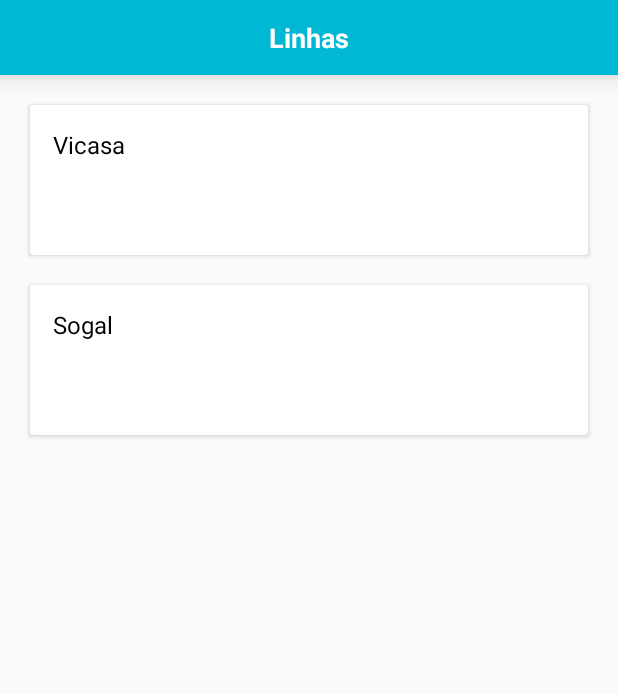
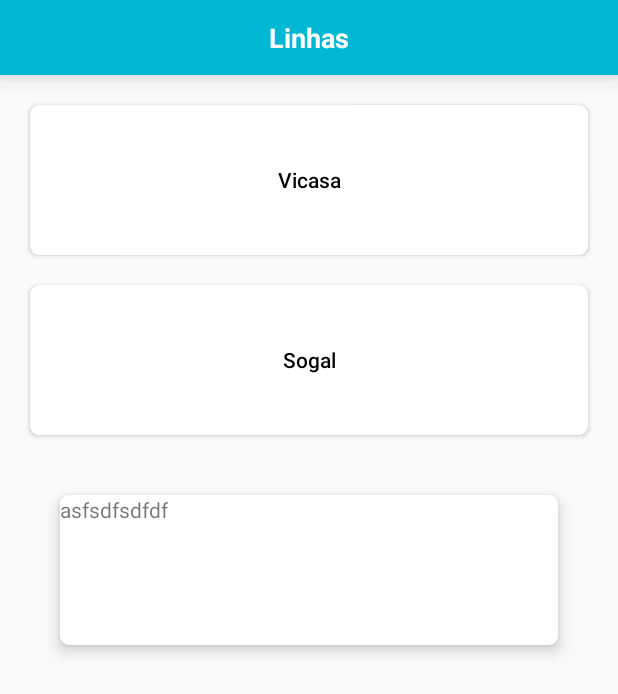
Before and after one commit to MarceloEsser/bustime-kotlin, an Android app: the screen it shows after launch (HomeActivity), on a phone screen of 412 x 824 dp. Shown: the top 694 px of the screen. Run offline under Robolectric (Android 15) with nearby library versions, the phone set to English and light mode, and no system bars; libraries missing offline, so code that uses them is left out: io.objectbox; 1 statement that could not run was skipped.

Commit message:
background and ripples pattern createds

```diff
--- a/app/src/main/java/marcelo/esser/com/bustimek/vvm/home/HomeActivity.kt
+++ b/app/src/main/java/marcelo/esser/com/bustimek/vvm/home/HomeActivity.kt
@@ -3,6 +3,7 @@
 import android.content.Intent
 import android.os.Bundle
 import android.support.v7.app.AppCompatActivity
+import android.widget.Toast
 import kotlinx.android.synthetic.main.activity_home.*
 import marcelo.esser.com.bustimek.R
 import marcelo.esser.com.bustimek.vvm.sogal.lines.SogalLinesActivity
@@ -22,6 +23,10 @@
             startActivity(Intent(activityContext, VicasaLinesActivity::class.java))
         }
 
+        cliclEVesdf.setOnClickListener {
+            Toast.makeText(activityContext, "ll clicado", Toast.LENGTH_LONG).show()
+        }
+
         cv_home_activity_sogal.setOnClickListener {
             startActivity(Intent(activityContext, SogalLinesActivity::class.java))
         }
--- a/app/src/main/java/marcelo/esser/com/bustimek/vvm/sogal/lines/SogalLinesActivity.kt
+++ b/app/src/main/java/marcelo/esser/com/bustimek/vvm/sogal/lines/SogalLinesActivity.kt
@@ -9,8 +9,8 @@
 import kotlinx.android.synthetic.main.activity_lines.*
 import marcelo.esser.com.bustimek.R
 import marcelo.esser.com.bustimek.adapter.SogalLinesAdapter
+import marcelo.esser.com.bustimek.helper.ProgressDialogHelper
 import marcelo.esser.com.bustimek.interfaces.SogalLinesAdapterDelegate
-import marcelo.esser.com.bustimek.helper.ProgressDialogHelper
 import marcelo.esser.com.bustimek.model.sogal.LinesDTO
 import marcelo.esser.com.bustimek.vvm.sogal.schedules.SogalSchedulesActivity
 
--- /dev/null
+++ b/app/src/main/res/drawable/background_transparent_ripple_white.xml
@@ -0,0 +1,18 @@
+<?xml version="1.0" encoding="utf-8"?>
+<ripple xmlns:android="http://schemas.android.com/apk/res/android"
+        android:color="@color/white">
+
+    <item android:id="@android:id/mask">
+        <shape android:shape="rectangle">
+            <solid android:color="@color/white"/>
+            <corners android:radius="6dp"/>
+        </shape>
+    </item>
+
+    <item android:id="@android:id/background">
+        <shape android:shape="rectangle">
+            <solid
+                    android:color="@android:color/transparent"/>
+        </shape>
+    </item>
+</ripple>
--- /dev/null
+++ b/app/src/main/res/drawable/background_white_ripple_grey.xml
@@ -0,0 +1,19 @@
+<?xml version="1.0" encoding="utf-8"?>
+<ripple xmlns:android="http://schemas.android.com/apk/res/android"
+        android:color="@color/black">
+
+    <item android:id="@android:id/mask">
+        <shape android:shape="rectangle">
+            <solid android:color="@color/grey300" />
+            <corners android:radius="6dp" />
+        </shape>
+    </item>
+
+    <item android:id="@android:id/background">
+        <shape android:shape="rectangle">
+            <solid
+                    android:color="@color/white"/>
+            <corners android:radius="6dp" />
+        </shape>
+    </item>
+</ripple>
--- a/app/src/main/res/drawable/ripple_grey.xml
+++ /dev/null
@@ -1,5 +0,0 @@
-<?xml version="1.0" encoding="utf-8"?>
-<ripple xmlns:android="http://schemas.android.com/apk/res/android"
-    android:color="@color/grey300">
-
-</ripple>
--- a/app/src/main/res/drawable/ripple_white.xml
+++ /dev/null
@@ -1,5 +0,0 @@
-<?xml version="1.0" encoding="utf-8"?>
-<ripple xmlns:android="http://schemas.android.com/apk/res/android"
-    android:color="@color/white">
-
-</ripple>
--- a/app/src/main/res/layout/activity_home.xml
+++ b/app/src/main/res/layout/activity_home.xml
@@ -1,5 +1,6 @@
 <?xml version="1.0" encoding="utf-8"?>
-<android.support.constraint.ConstraintLayout xmlns:android="http://schemas.android.com/apk/res/android"
+<android.support.constraint.ConstraintLayout
+        xmlns:android="http://schemas.android.com/apk/res/android"
         xmlns:app="http://schemas.android.com/apk/res-auto"
         xmlns:tools="http://schemas.android.com/tools"
         android:layout_width="match_parent"
@@ -31,8 +32,7 @@
                 android:id="@+id/lines_activity_img_btn_back"
                 android:layout_width="wrap_content"
                 android:layout_height="wrap_content"
-                android:background="@android:color/transparent"
-                android:foreground="@drawable/ripple_white"
+                android:background="@drawable/background_transparent_ripple_white"
                 android:padding="10dp"
                 android:src="@drawable/icon_back"
                 android:visibility="invisible"
@@ -41,50 +41,51 @@
                 app:layout_constraintTop_toTopOf="parent"/>
     </android.support.constraint.ConstraintLayout>
 
-    <android.support.v7.widget.CardView
+    <Button
             style="@style/HomeCardStyle"
+            android:text="Vicasa"
+            android:layout_margin="20dp"
+            android:textAllCaps="false"
+            android:textColor="@color/black"
             app:layout_constraintStart_toStartOf="parent"
             app:layout_constraintEnd_toEndOf="parent"
             app:layout_constraintTop_toBottomOf="@id/home_toolbar"
             android:id="@+id/cv_home_activity_vicasa"
             android:layout_width="0dp"
             android:layout_height="100dp">
+    </Button>
 
-        <android.support.constraint.ConstraintLayout
-                android:layout_width="match_parent"
-                android:layout_height="match_parent">
-            <TextView
-                    android:id="@+id/tv_home_activity_vicasa"
-                    android:text="@string/vicasa"
-                    style="@style/HomeCardContentStyle"
-                    app:layout_constraintStart_toStartOf="parent"
-                    app:layout_constraintTop_toTopOf="parent"
-                    android:layout_width="wrap_content"
-                    android:layout_height="wrap_content"/>
-        </android.support.constraint.ConstraintLayout>
-    </android.support.v7.widget.CardView>
-
-    <android.support.v7.widget.CardView
+    <Button
             style="@style/HomeCardStyle"
+            android:text="Sogal"
+            android:textColor="@color/black"
+            android:textAllCaps="false"
+            android:layout_margin="20dp"
             app:layout_constraintStart_toStartOf="parent"
             app:layout_constraintEnd_toEndOf="parent"
             app:layout_constraintTop_toBottomOf="@id/cv_home_activity_vicasa"
             android:id="@+id/cv_home_activity_sogal"
             android:layout_width="0dp"
             android:layout_height="100dp">
+    </Button>
 
     <android.support.constraint.ConstraintLayout
-                android:layout_width="match_parent"
-                android:layout_height="match_parent">
+            android:id="@+id/cliclEVesdf"
+            android:layout_width="0dp"
+            android:clickable="true"
+            android:focusable="true"
+            style="@style/HomeCardStyle"
+            android:layout_height="100dp"
+            android:layout_margin="40dp"
+            app:layout_constraintStart_toStartOf="parent"
+            app:layout_constraintEnd_toEndOf="parent"
+            app:layout_constraintTop_toBottomOf="@id/cv_home_activity_sogal">
+
         <TextView
-                    android:id="@+id/tv_home_activity_sogal"
-                    android:text="@string/sogal"
-                    style="@style/HomeCardContentStyle"
                 app:layout_constraintStart_toStartOf="parent"
                 app:layout_constraintTop_toTopOf="parent"
-                    android:layout_width="wrap_content"
-                    android:layout_height="wrap_content"/>
+                android:layout_width="wrap_content" android:layout_height="wrap_content"
+                android:text="asfsdfsdfdf"/>
     </android.support.constraint.ConstraintLayout>
-    </android.support.v7.widget.CardView>
 
 </android.support.constraint.ConstraintLayout>
--- a/app/src/main/res/layout/row_favorites.xml
+++ b/app/src/main/res/layout/row_favorites.xml
@@ -3,8 +3,7 @@
     xmlns:app="http://schemas.android.com/apk/res-auto"
     style="@style/RowLineStyle"
     android:layout_width="match_parent"
-    android:layout_height="80dp"
-    android:foreground="@drawable/ripple_grey">
+    android:layout_height="80dp">
 
     <android.support.v7.widget.CardView
         android:layout_width="0dp"
--- a/app/src/main/res/values/styles.xml
+++ b/app/src/main/res/values/styles.xml
@@ -9,9 +9,9 @@
     </style>
 
     <style name="RowLineStyle">
-        <item name="android:elevation">5dp</item>
         <item name="android:layout_margin">5dp</item>
-        <item name="android:background">@drawable/row_line_background</item>
+        <item name="android:background">@drawable/ripple_lines</item>
+        <item name="android:elevation">6dp</item>
     </style>
 
     <style name="TabBarStyle">
@@ -26,10 +26,14 @@
     </style>
 
     <style name="HomeCardStyle">
-        <item name="android:foreground">@drawable/ripple_grey</item>
-        <item name="android:layout_margin">20dp</item>
+        <item name="android:background">@drawable/background_white_ripple_grey</item>
         <item name="android:elevation">6dp</item>
-        <item name="android:background">@color/white</item>
+    </style>
+
+    <style name="RowCardStyle">
+        <item name="android:layout_margin">5dp</item>
+        <item name="android:background">@drawable/ripple_lines</item>
+        <item name="android:elevation">6dp</item>
     </style>
 
     <style name="HomeCardContentStyle">
```
Also changed, not shown: app/src/main/res/drawable-v21/ripple_lines.xml (added, +18 -0 lines), app/src/main/res/drawable/background_line_floating_btn.xml (deleted, +0 -10 lines), app/src/main/res/drawable/background_red_ripple_white.xml (added, +17 -0 lines), app/src/main/res/drawable/ripple_lines.xml (added, +16 -0 lines), app/src/main/res/drawable/ripple_round_white.xml (deleted, +0 -14 lines), app/src/main/res/drawable/row_line_background.xml (deleted, +0 -7 lines), app/src/main/res/layout/activity_itineraries.xml (+7 -8 lines), app/src/main/res/layout/activity_lines.xml (+6 -5 lines), app/src/main/res/layout/activity_schedules.xml (+4 -5 lines), app/src/main/res/layout/row_line.xml (+14 -33 lines). Lines whose indentation alone changed are shown as unchanged.
